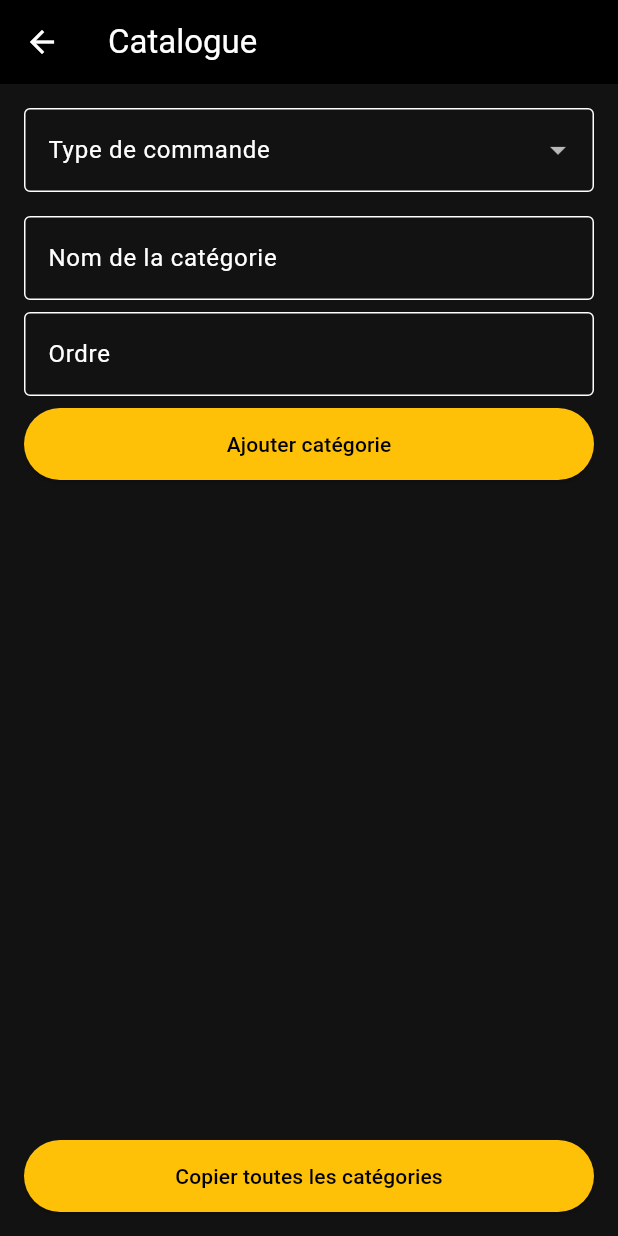
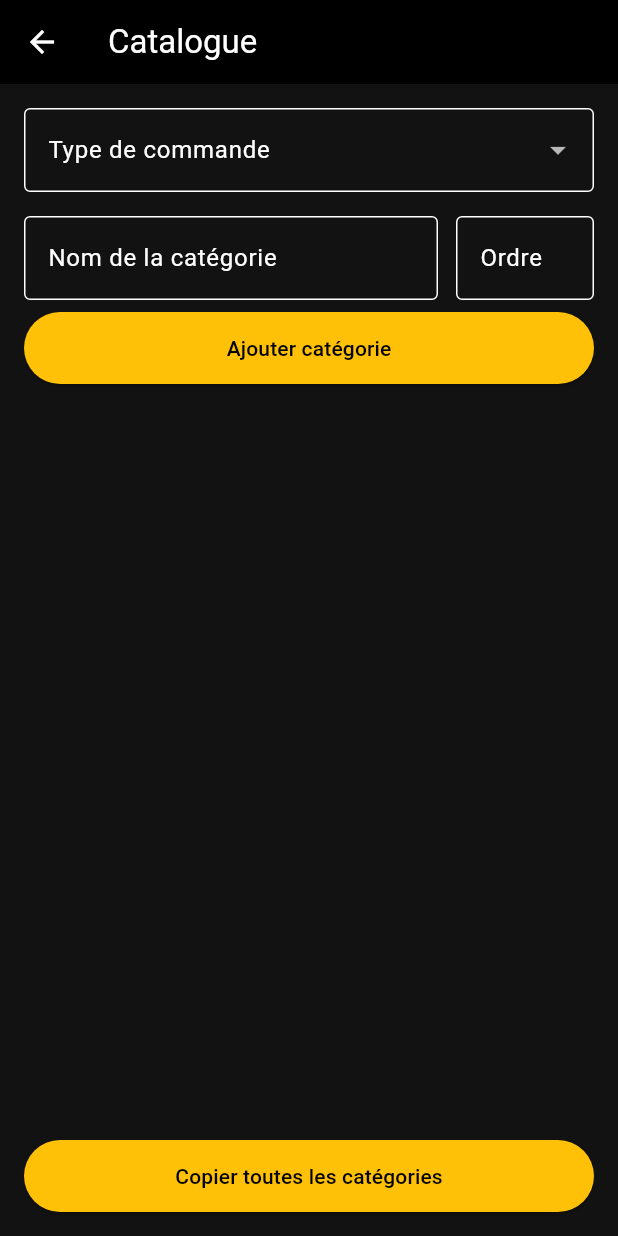
Before and after one commit to sallma123/catering_flutter, a Flutter app: the CatalogueScreen screen opened by its route, on a phone screen of 412 x 824 dp. Run offline on Flutter 3.47's test engine with Material 3 defaults, Android fonts, the light colour scheme and no system bars; our stand-ins replace shared_preferences; accounts and stored records are empty.

Commit message:
gérer catalogue

```diff
--- a/lib/screens/profil/CatalogueScreen.dart
+++ b/lib/screens/profil/CatalogueScreen.dart
@@ -66,7 +66,12 @@ class _CatalogueScreenState extends State<CatalogueScreen> {
             const SizedBox(height: 16),
 
             // Nom catégorie (Outlined)
-            TextField(
+// Ligne pour nom + ordre
+            Row(
+              children: [
+                Expanded(
+                  flex: 3, // plus large pour le nom
+                  child: TextField(
                     controller: nomCategorieCtrl,
                     style: const TextStyle(color: Colors.white),
                     decoration: const InputDecoration(
@@ -75,10 +80,11 @@ class _CatalogueScreenState extends State<CatalogueScreen> {
                       border: OutlineInputBorder(),
                     ),
                   ),
-            const SizedBox(height: 8),
-
-            // Ordre catégorie
-            TextField(
+                ),
+                const SizedBox(width: 12), // espacement entre les champs
+                Expanded(
+                  flex: 1, // plus petit pour l'ordre
+                  child: TextField(
                     controller: ordreCategorieCtrl,
                     style: const TextStyle(color: Colors.white),
                     keyboardType: TextInputType.number,
@@ -88,7 +94,11 @@ class _CatalogueScreenState extends State<CatalogueScreen> {
                       border: OutlineInputBorder(),
                     ),
                   ),
+                ),
+              ],
+            ),
             const SizedBox(height: 8),
+
 
             // Bouton ajouter catégorie
             SizedBox(
```
Lines whose indentation alone changed are shown as unchanged.
